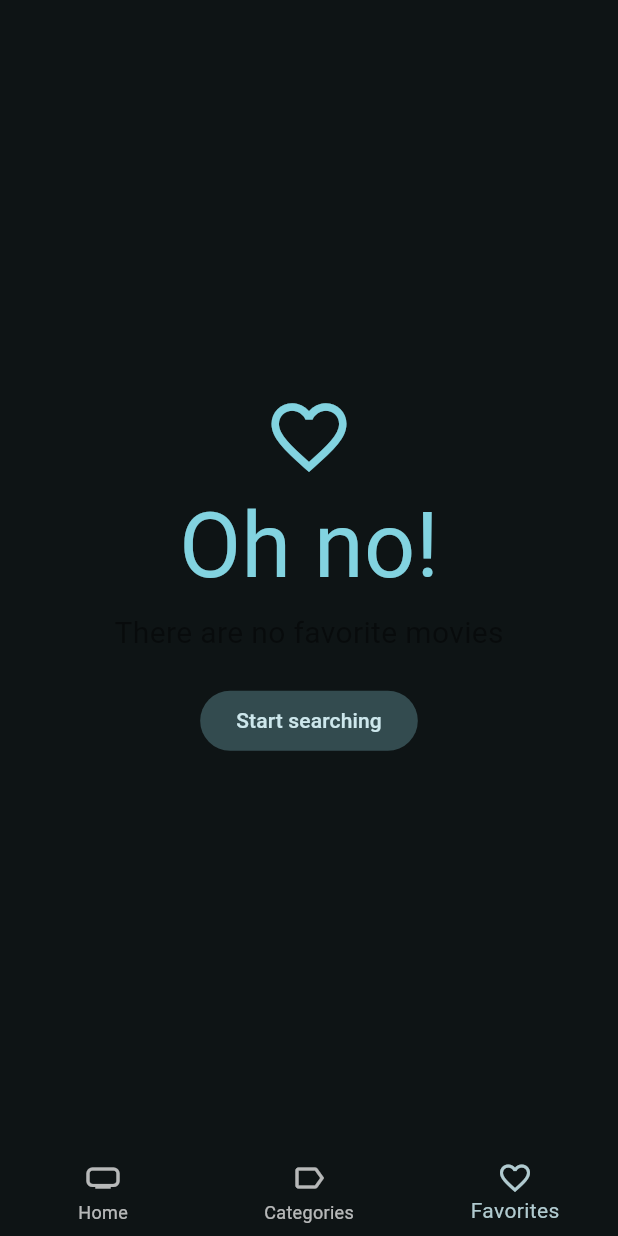
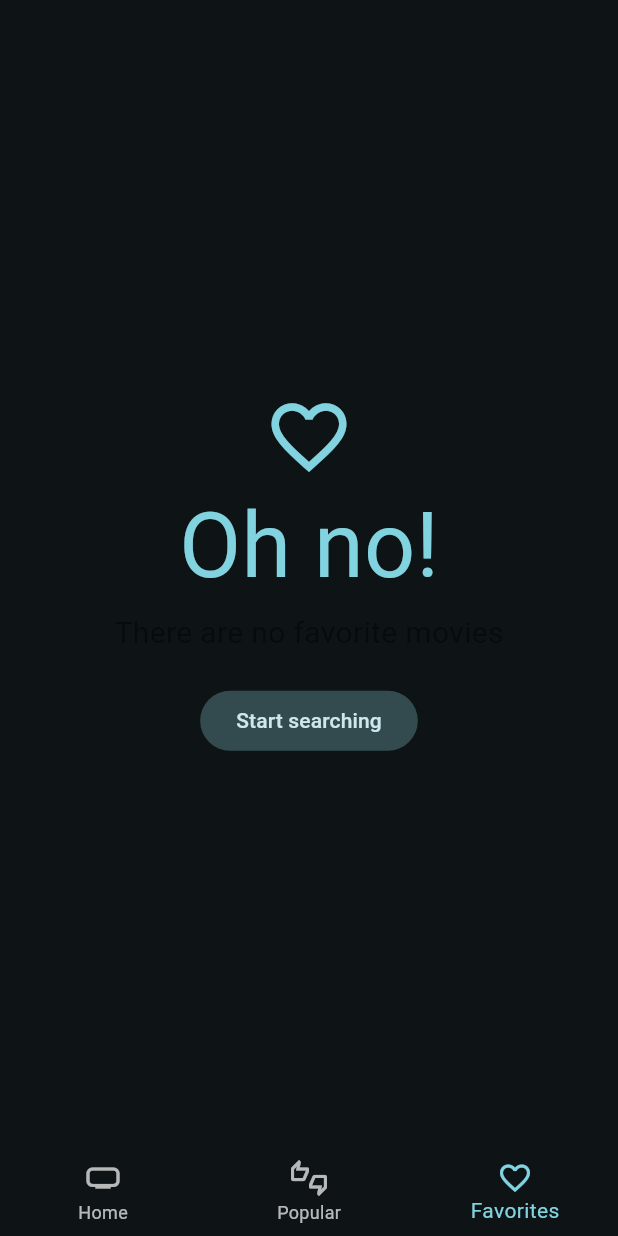
Before and after one commit to psuar92/cinemapedia, a Flutter app: the screen it shows after launch, item 3 of the bottom bar chosen, on a phone screen of 412 x 824 dp. Run offline on Flutter 3.47's test engine with Material 3 defaults, Android fonts, the phone set to English and light mode, and no system bars; our stand-ins replace animate_do, card_swiper, dio, flutter_dotenv, flutter_riverpod, go_router and 1 more; accounts and stored records are empty; generated files the repository leaves out were written again; network calls fail.

Commit message:
changed Categories for Popular

```diff
--- a/lib/presentation/widgets/shared/custom_bottom_navigationbar.dart
+++ b/lib/presentation/widgets/shared/custom_bottom_navigationbar.dart
@@ -25,8 +25,11 @@ class CustomBottomNavigationBar extends StatelessWidget {
 
   @override
   Widget build(BuildContext context) {
+    final colors = Theme.of(context).colorScheme;
+
     return BottomNavigationBar(
       elevation: 0,
+      selectedItemColor: colors.primary,
       currentIndex: currentIndex,
       onTap: (index) => onItemTapped(context, index),
       items: const [
@@ -35,8 +38,8 @@ class CustomBottomNavigationBar extends StatelessWidget {
           label: 'Home',
         ),
         BottomNavigationBarItem(
-          icon: Icon(Icons.label_outline),
-          label: 'Categories',
+          icon: Icon(Icons.thumbs_up_down_outlined),
+          label: 'Popular',
         ),
         BottomNavigationBarItem(
           icon: Icon(Icons.favorite_outline),
```
